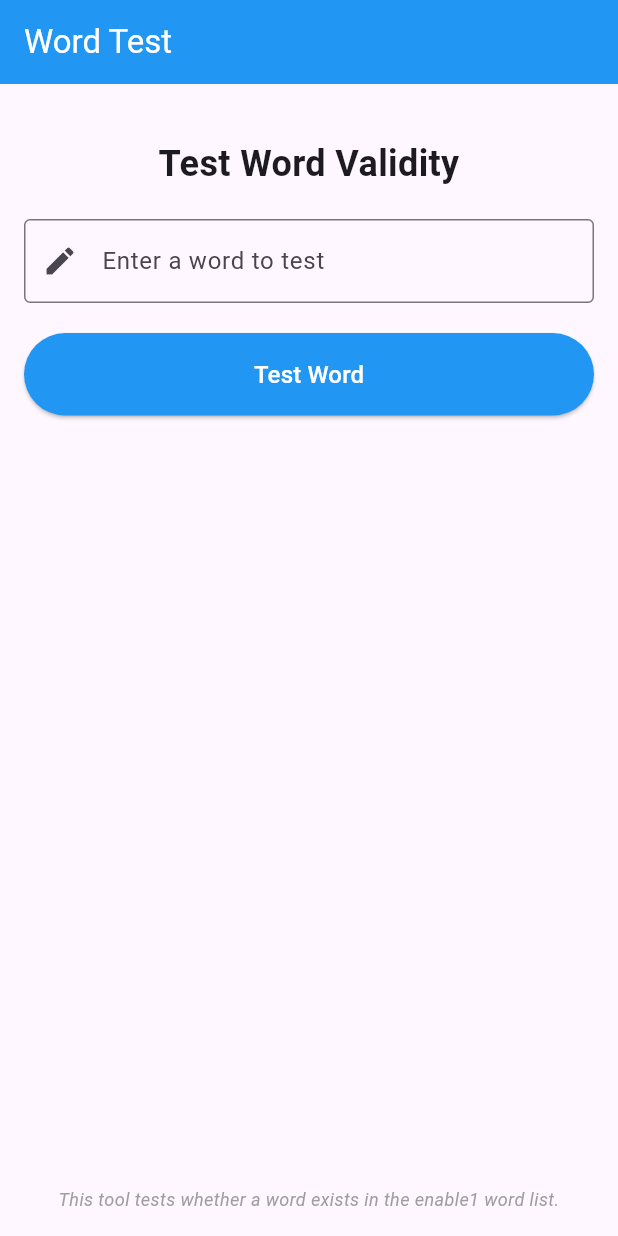
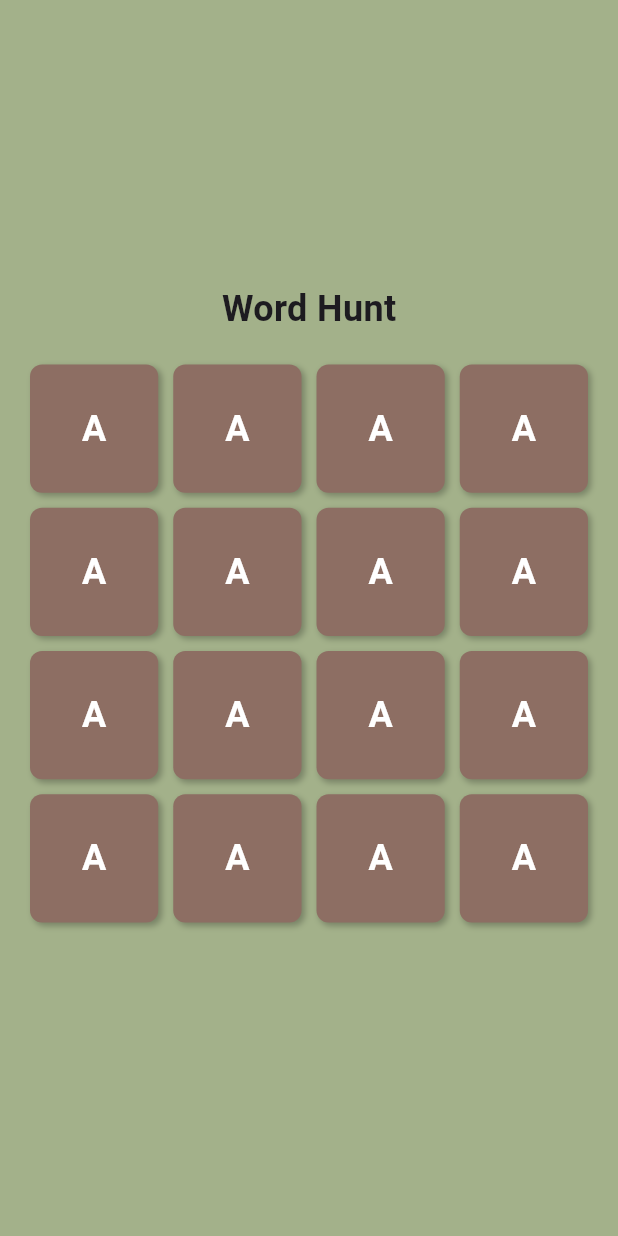
Before and after one commit to justinwc/word-hunt-animated, a Flutter app: the screen it shows after launch, on a phone screen of 412 x 824 dp. Run offline on Flutter 3.47's test engine with Material 3 defaults, Android fonts, the phone set to English and light mode, and no system bars.

Commit message:
Game Board

```diff
--- a/lib/main.dart
+++ b/lib/main.dart
@@ -1,4 +1,5 @@
 import 'package:flutter/material.dart';
+import 'package:word_hunt/screens/game_screen.dart';
 import 'package:word_hunt/services/word_list_service.dart';
 import 'package:word_hunt/screens/test_screen.dart';
 
@@ -20,7 +21,7 @@ class MainApp extends StatelessWidget {
         useMaterial3: true,
       ),
       debugShowCheckedModeBanner: false,
-      home: const TestScreen(),
+      home: GameScreen(),
     );
   }
 }
--- a/lib/screens/game_screen.dart
+++ b/lib/screens/game_screen.dart
@@ -0,0 +1,38 @@
+import 'package:flutter/material.dart';
+import 'package:word_hunt/widgets/letter_tile.dart';
+
+class GameScreen extends StatefulWidget {
+  const GameScreen({super.key});
+
+  @override
+  State<GameScreen> createState() => _GameScreenState();
+}
+
+class _GameScreenState extends State<GameScreen> {
+  @override
+  Widget build(BuildContext context) {
+    return Scaffold(
+      backgroundColor: Color(0xFFA3B18A),
+      body: Center(
+        child: Column(
+          mainAxisSize: MainAxisSize.min,
+          mainAxisAlignment: MainAxisAlignment.center,
+          children: [
+            Text('Word Hunt', style: TextStyle(fontSize: 24, fontWeight: FontWeight.bold)),
+            //SizedBox(height: 20),
+            GridView.count(
+              primary: false,
+              shrinkWrap: true,
+              padding: const EdgeInsets.all(20),
+              crossAxisCount: 4,
+              mainAxisSpacing: 10,
+              crossAxisSpacing: 10,
+
+              children: List.generate(16, (index) => LetterTile(letter: 'A', isSelected: false, onTap: () {})),
+            ),
+          ],
+        ),
+      ),
+    );
+  }
+}
--- /dev/null
+++ b/lib/widgets/letter_tile.dart
@@ -0,0 +1,44 @@
+import 'package:flutter/material.dart';
+
+class LetterTile extends StatelessWidget {
+  final String letter;
+  final bool isSelected;
+  final VoidCallback? onTap;
+
+  const LetterTile({
+    super.key,
+    required this.letter,
+    this.isSelected = false,
+    this.onTap,
+  });
+
+  @override
+  Widget build(BuildContext context) {
+    return GestureDetector(
+      onTap: onTap,
+      child: Container(
+        decoration: BoxDecoration(
+          color: isSelected ? Colors.orange[300] : Colors.brown[400],
+          borderRadius: BorderRadius.circular(8),
+          boxShadow: [
+            BoxShadow(
+              color: Colors.black26,
+              offset: Offset(2, 2),
+              blurRadius: 3,
+            ),
+          ],
+        ),
+        child: Center(
+          child: Text(
+            letter,
+            style: TextStyle(
+              fontSize: 24,
+              fontWeight: FontWeight.bold,
+              color: Colors.white,
+            ),
+          ),
+        ),
+      ),
+    );
+  }
+}
```
